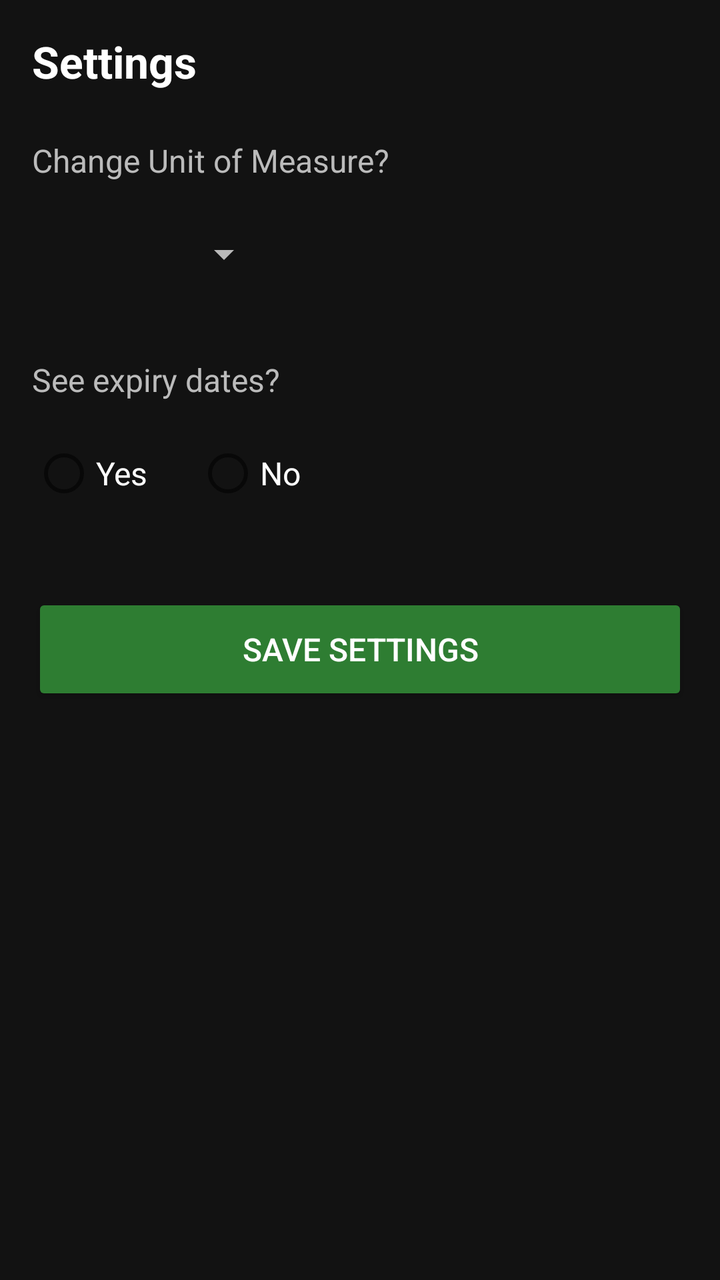
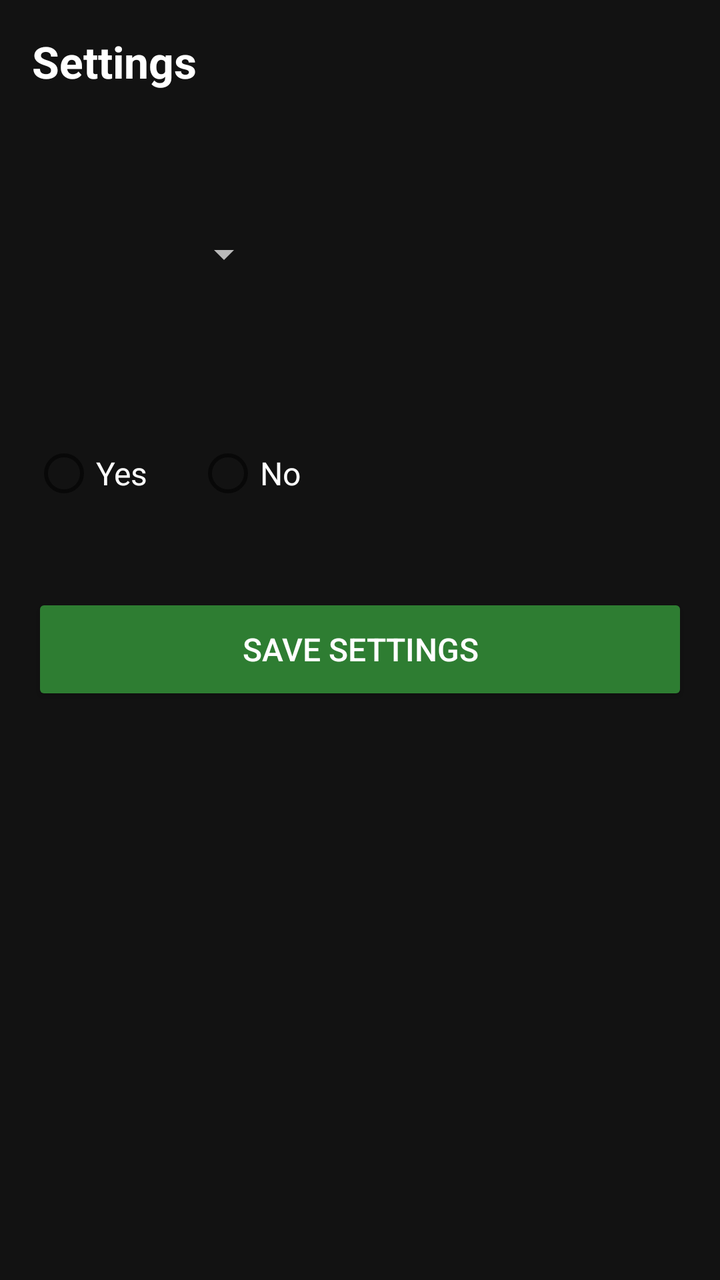

An Android layout rendered at two revisions. The XML below is the earlier revision; the diff shows what the commit changed to produce the second picture.
<!-- AndroidManifest.xml: application theme Theme.AppCompat.DayNight.DarkActionBar -->
<!-- res/layout/activity_settings.xml -->
<?xml version="1.0" encoding="utf-8"?>
<ScrollView xmlns:android="http://schemas.android.com/apk/res/android"
    xmlns:tools="http://schemas.android.com/tools"
    android:layout_width="match_parent"
    android:layout_height="match_parent"
    android:background="#121212"
    android:padding="16dp">

    <LinearLayout
        android:layout_width="match_parent"
        android:layout_height="wrap_content"
        android:orientation="vertical">

        <TextView
            android:layout_width="match_parent"
            android:layout_height="wrap_content"
            android:text="@string/Settings"
            android:textColor="#FFFFFF"
            android:textSize="22sp"
            android:textStyle="bold" />

        <TextView
            android:layout_width="match_parent"
            android:layout_height="wrap_content"
            android:layout_marginTop="24dp"
            android:text="Change Unit of Measure?"
            android:textSize="16sp"
            android:textColor="#BBBBBB"
            tools:ignore="HardcodedText" />

        <Spinner
            android:id="@+id/spinnerPref"
            android:layout_width="120dp"
            android:layout_height="56dp"
            android:layout_marginTop="8dp"
            android:theme="@style/ThemeOverlay.AppCompat.Dark" />

        <TextView
            android:layout_width="match_parent"
            android:layout_height="wrap_content"
            android:layout_marginTop="24dp"
            android:text="See expiry dates?"
            android:textSize="16sp"
            android:textColor="#BBBBBB"
            tools:ignore="HardcodedText" />

        <RadioGroup
            android:layout_width="match_parent"
            android:layout_height="wrap_content"
            android:layout_marginTop="8dp"
            android:orientation="horizontal">

            <RadioButton
                android:id="@+id/rbYes"
                android:layout_width="wrap_content"
                android:layout_height="56dp"
                android:text="Yes"
                android:textSize="16sp"
                android:textColor="#FFFFFF"
                tools:ignore="HardcodedText" />

            <RadioButton
                android:id="@+id/rbNo"
                android:layout_width="wrap_content"
                android:layout_height="56dp"
                android:layout_marginStart="24dp"
                android:text="No"
                android:textSize="16sp"
                android:textColor="#FFFFFF"
                tools:ignore="HardcodedText" />
        </RadioGroup>

        <Button
            android:id="@+id/btnSaveSettings"
            android:layout_width="match_parent"
            android:layout_height="56dp"
            android:layout_marginTop="32dp"
            android:layout_marginBottom="24dp"
            android:text="Save Settings"
            android:textSize="16sp"
            android:backgroundTint="#2E7D32"
            android:textColor="#FFFFFF"
            tools:ignore="HardcodedText" />

    </LinearLayout>
</ScrollView>
<!-- resources referenced by this layout -->
<resources>
  <string name="Settings">Settings</string>
</resources>

<!-- the commit's change to res/layout/activity_settings.xml (unified diff, before → after) -->
@@ -1,6 +1,7 @@
 <?xml version="1.0" encoding="utf-8"?>
 <ScrollView xmlns:android="http://schemas.android.com/apk/res/android"
     xmlns:tools="http://schemas.android.com/tools"
+    xmlns:app="http://schemas.android.com/apk/res-auto"
     android:layout_width="match_parent"
     android:layout_height="match_parent"
     android:background="#121212"
@@ -11,6 +12,7 @@
         android:layout_height="wrap_content"
         android:orientation="vertical">
 
+        
         <TextView
             android:layout_width="match_parent"
             android:layout_height="wrap_content"
@@ -19,14 +21,14 @@
             android:textSize="22sp"
             android:textStyle="bold" />
 
+        
         <TextView
             android:layout_width="match_parent"
             android:layout_height="wrap_content"
             android:layout_marginTop="24dp"
-            android:text="Change Unit of Measure?"
+            android:text="@string/change_unit_of_measure"
             android:textSize="16sp"
-            android:textColor="#BBBBBB"
-            tools:ignore="HardcodedText" />
+            android:textColor="#BBBBBB" />
 
         <Spinner
             android:id="@+id/spinnerPref"
@@ -35,15 +37,16 @@
             android:layout_marginTop="8dp"
             android:theme="@style/ThemeOverlay.AppCompat.Dark" />
 
+        
         <TextView
             android:layout_width="match_parent"
             android:layout_height="wrap_content"
             android:layout_marginTop="24dp"
-            android:text="See expiry dates?"
+            android:text="@string/see_expiry_dates"
             android:textSize="16sp"
-            android:textColor="#BBBBBB"
-            tools:ignore="HardcodedText" />
+            android:textColor="#BBBBBB" />
 
+        
         <RadioGroup
             android:layout_width="match_parent"
             android:layout_height="wrap_content"
@@ -54,33 +57,31 @@
                 android:id="@+id/rbYes"
                 android:layout_width="wrap_content"
                 android:layout_height="56dp"
-                android:text="Yes"
+                android:text="@string/yes"
                 android:textSize="16sp"
-                android:textColor="#FFFFFF"
-                tools:ignore="HardcodedText" />
+                android:textColor="#FFFFFF" />
 
             <RadioButton
                 android:id="@+id/rbNo"
                 android:layout_width="wrap_content"
                 android:layout_height="56dp"
                 android:layout_marginStart="24dp"
-                android:text="No"
+                android:text="@string/no"
                 android:textSize="16sp"
-                android:textColor="#FFFFFF"
-                tools:ignore="HardcodedText" />
+                android:textColor="#FFFFFF" />
         </RadioGroup>
 
+        
         <Button
             android:id="@+id/btnSaveSettings"
             android:layout_width="match_parent"
             android:layout_height="56dp"
             android:layout_marginTop="32dp"
             android:layout_marginBottom="24dp"
-            android:text="Save Settings"
+            android:text="@string/save_settings"
             android:textSize="16sp"
             android:backgroundTint="#2E7D32"
-            android:textColor="#FFFFFF"
-            tools:ignore="HardcodedText" />
+            android:textColor="#FFFFFF" />
 
     </LinearLayout>
 </ScrollView>
<!-- resource entries referenced after the edit -->
@@ -1,5 +1,10 @@
 <!-- resources referenced by this layout -->
 <resources>
   <string name="Settings">Settings</string>
+  <string name="change_unit_of_measure" />
+  <string name="no">No</string>
+  <string name="save_settings">Save Settings</string>
+  <string name="see_expiry_dates" />
+  <string name="yes">Yes</string>
 </resources>
 
